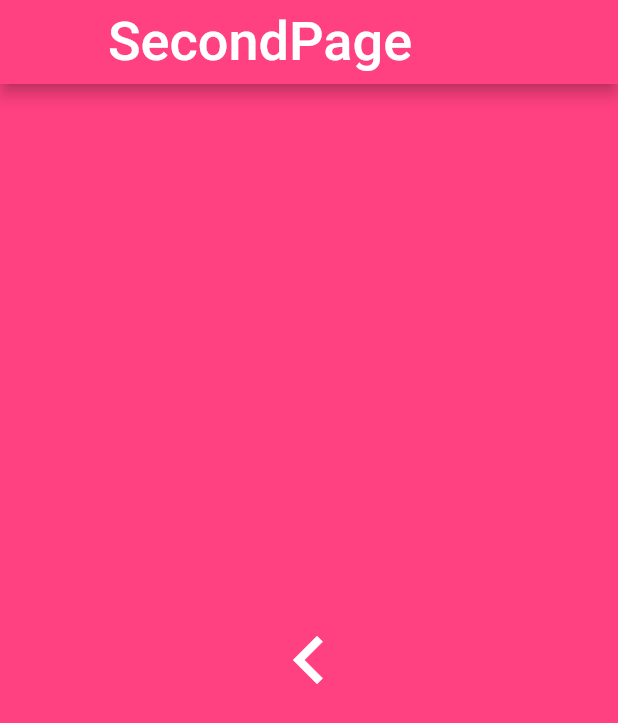
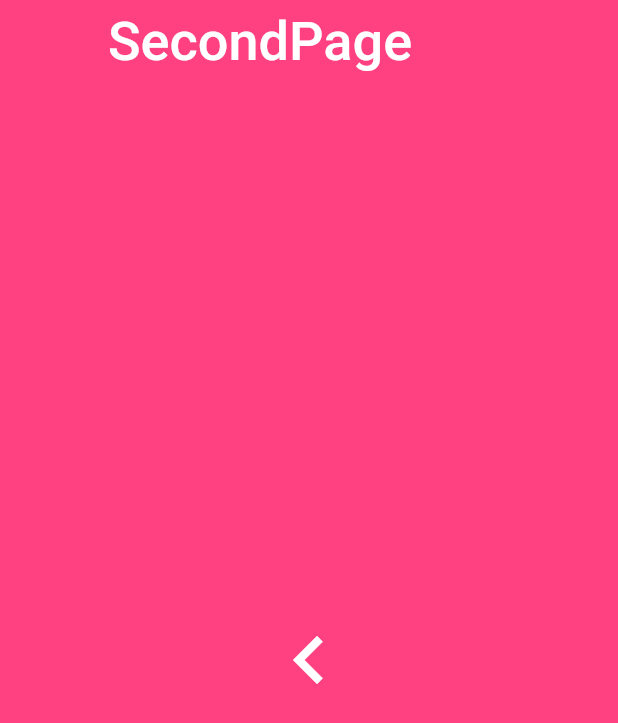
Before and after one commit to html546/flutterDemo03, a Flutter app: the screen it shows after launch, after a tap on the "navigate next" icon, on a phone screen of 412 x 824 dp. Shown: the top 723 px of the screen. Run offline on Flutter 3.47's test engine with Material 2 defaults, Android fonts, the phone set to English and light mode, and no system bars.

Commit message:
初始的样子

```diff
--- a/lib/pages.dart
+++ b/lib/pages.dart
@@ -10,7 +10,7 @@ class FirstPage extends StatelessWidget {
           'FirstPage',
           style: TextStyle(fontSize: 36.0),
         ),
-        elevation: 4.0,
+        elevation: 0.0,
       ),
       body: Center(
         child: MaterialButton(
@@ -40,7 +40,7 @@ class SecondPage extends StatelessWidget {
         title: Text('SecondPage', style: TextStyle(fontSize: 36.0)),
         backgroundColor: Colors.pinkAccent,
         leading: Container(),
-        elevation: 4.0,
+        elevation: 0.0,
       ),
       body: Center(
         child: MaterialButton(
```
